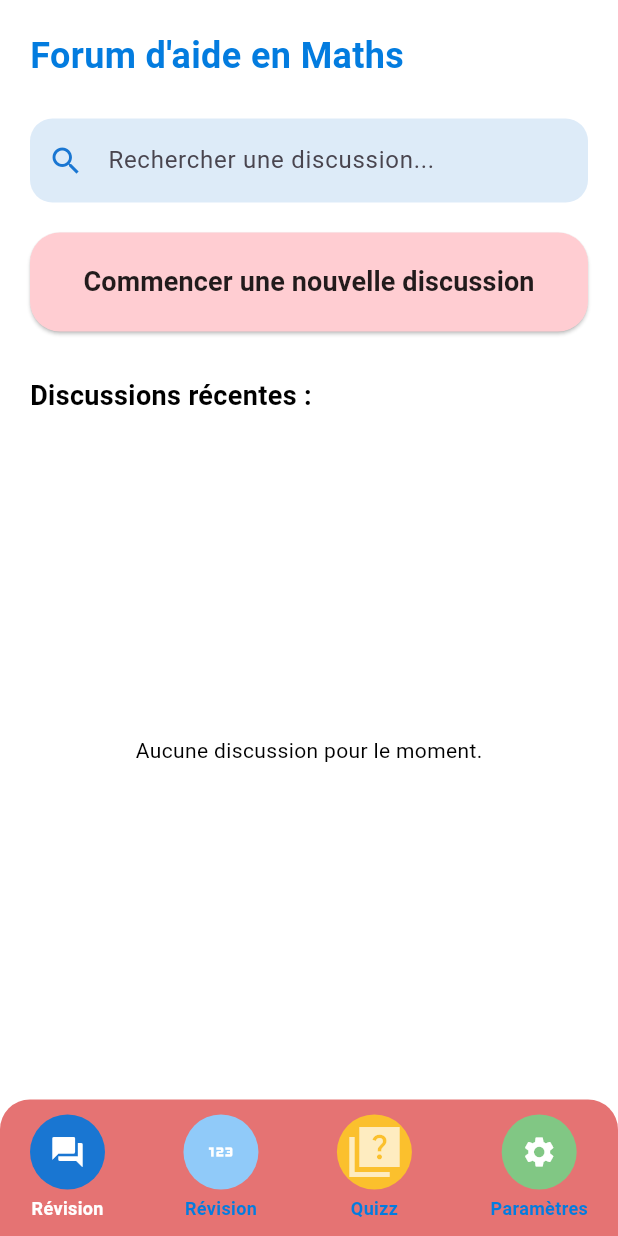
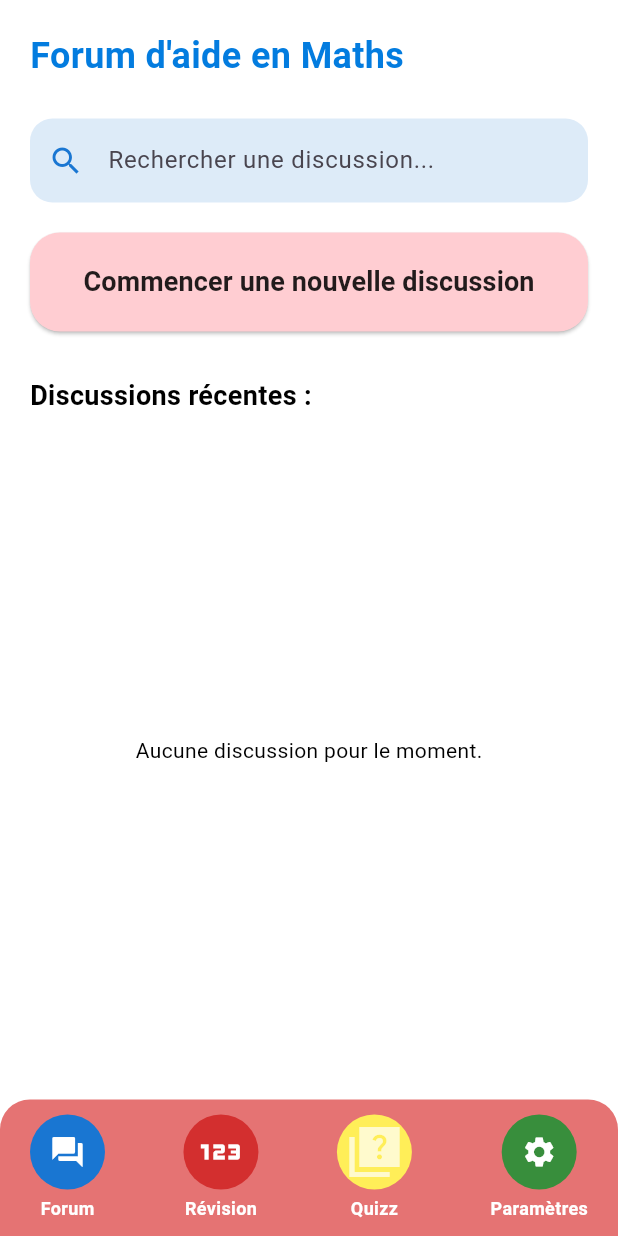
Before and after one commit to bounebs/MathBoostPlus, a Flutter app: the screen it shows after launch, on a phone screen of 412 x 824 dp. Run offline on Flutter 3.47's test engine with Material 3 defaults, Android fonts, the phone set to English and light mode, and no system bars.

Commit message:
Arragement estéthique des icons

```diff
--- a/application_mathboostplusv0/lib/home.dart
+++ b/application_mathboostplusv0/lib/home.dart
@@ -94,12 +94,10 @@ class _HomePageState extends State<HomePage> {
                   ),
                   const SizedBox(height: 4),
                   Text(
-                    "Révision",
+                    "Forum",
                     style: TextStyle(
                       fontSize: 12,
-                      color: currentIndex == 0
-                          ? Colors.white
-                          : const Color.fromARGB(255, 3, 124, 223),
+                      color: Colors.white,
                       fontWeight: FontWeight.w600,
                     ),
                   ),
@@ -119,8 +117,9 @@ class _HomePageState extends State<HomePage> {
                     radius: 25,
                     backgroundColor: currentIndex == 1
                         ? Colors.blue.shade700
-                        : Colors.blue.shade200,
+                        : Colors.red.shade700,
                     child: const Icon(
+                      size : 40,
                       Icons.onetwothree,
                       color: Colors.white,
                     ),
@@ -130,9 +129,7 @@ class _HomePageState extends State<HomePage> {
                     "Révision",
                     style: TextStyle(
                       fontSize: 12,
-                      color: currentIndex == 1
-                          ? Colors.white
-                          : const Color.fromARGB(255, 3, 124, 223),
+                      color: Colors.white,
                       fontWeight: FontWeight.w600,
                     ),
                   ),
@@ -150,9 +147,9 @@ class _HomePageState extends State<HomePage> {
                 children: [
                   CircleAvatar(
                     radius: 25,
-                    backgroundColor: currentIndex == 3
-                        ? Colors.yellow.shade300
-                        : Colors.yellow.shade700,
+                    backgroundColor: currentIndex == 2
+                        ? Colors.blue.shade700
+                        : Colors.yellow.shade400,
                     child : Icon(
                     Icons.quiz_sharp,
                     size: 40,
@@ -164,9 +161,7 @@ class _HomePageState extends State<HomePage> {
                     "Quizz",
                     style: TextStyle(
                       fontSize: 12,
-                      color: currentIndex == 2
-                          ? Colors.white
-                          : const Color.fromARGB(255, 3, 124, 223),
+                      color: Colors.white,
                       fontWeight: FontWeight.w600,
                     ),
                   ),
@@ -185,8 +180,8 @@ class _HomePageState extends State<HomePage> {
                   CircleAvatar(
                     radius: 25,
                     backgroundColor: currentIndex == 3
-                        ? Colors.green.shade700
-                        : Colors.green.shade300,
+                        ? Colors.blue.shade700
+                        : Colors.green.shade700,
                     child: const Icon(
                       Icons.settings,
                       color: Colors.white,
@@ -197,9 +192,7 @@ class _HomePageState extends State<HomePage> {
                     "Paramètres",
                     style: TextStyle(
                       fontSize: 12,
-                      color: currentIndex == 3
-                          ? Colors.white
-                          : const Color.fromARGB(255, 3, 124, 223),
+                      color:Colors.white,
                       fontWeight: FontWeight.w600,
                     ),
                   ),
```
